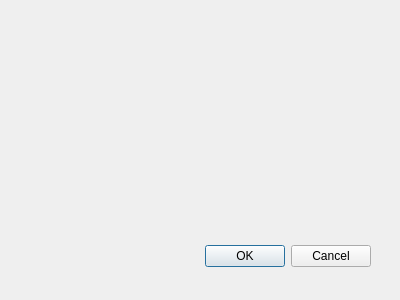
Above: PreferencesDialog.ui from ldraconus/TextSmith2 before the change. Below: the same form after it.
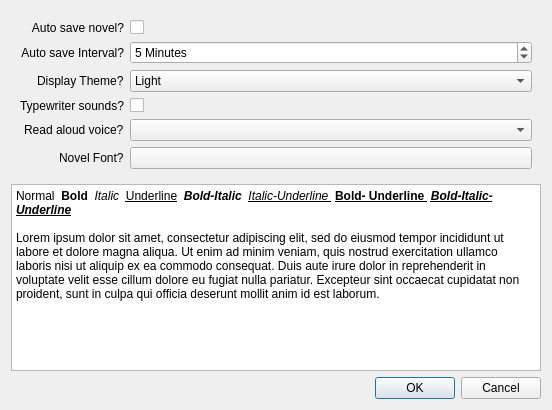
That is the form after the change.

Commit message: Fixed font, auto indent, and implemented complete save (except for cursor position in current item)

Diff of the .ui file:
```diff
--- a/PreferencesDialog.ui
+++ b/PreferencesDialog.ui
@@ -6,29 +6,166 @@
    <rect>
     <x>0</x>
     <y>0</y>
-    <width>400</width>
-    <height>300</height>
+    <width>552</width>
+    <height>410</height>
    </rect>
   </property>
   <property name="windowTitle">
    <string>Dialog</string>
   </property>
-  <widget class="QDialogButtonBox" name="buttonBox">
-   <property name="geometry">
-    <rect>
-     <x>30</x>
-     <y>240</y>
-     <width>341</width>
-     <height>32</height>
-    </rect>
-   </property>
-   <property name="orientation">
-    <enum>Qt::Orientation::Horizontal</enum>
-   </property>
-   <property name="standardButtons">
-    <set>QDialogButtonBox::StandardButton::Cancel|QDialogButtonBox::StandardButton::Ok</set>
-   </property>
-  </widget>
+  <layout class="QVBoxLayout" name="verticalLayout">
+   <item>
+    <widget class="QFrame" name="frame">
+     <property name="frameShape">
+      <enum>QFrame::Shape::NoFrame</enum>
+     </property>
+     <property name="frameShadow">
+      <enum>QFrame::Shadow::Plain</enum>
+     </property>
+     <property name="lineWidth">
+      <number>0</number>
+     </property>
+     <layout class="QFormLayout" name="formLayout">
+      <property name="labelAlignment">
+       <set>Qt::AlignmentFlag::AlignRight|Qt::AlignmentFlag::AlignTrailing|Qt::AlignmentFlag::AlignVCenter</set>
+      </property>
+      <property name="formAlignment">
+       <set>Qt::AlignmentFlag::AlignLeading|Qt::AlignmentFlag::AlignLeft|Qt::AlignmentFlag::AlignVCenter</set>
+      </property>
+      <item row="0" column="0">
+       <widget class="QLabel" name="label">
+        <property name="text">
+         <string>Auto save novel?</string>
+        </property>
+        <property name="alignment">
+         <set>Qt::AlignmentFlag::AlignRight|Qt::AlignmentFlag::AlignTrailing|Qt::AlignmentFlag::AlignVCenter</set>
+        </property>
+       </widget>
+      </item>
+      <item row="0" column="1">
+       <widget class="QCheckBox" name="autoSaveCheckBox">
+        <property name="text">
+         <string/>
+        </property>
+       </widget>
+      </item>
+      <item row="1" column="0">
+       <widget class="QLabel" name="label_2">
+        <property name="text">
+         <string>Auto save Interval?</string>
+        </property>
+        <property name="alignment">
+         <set>Qt::AlignmentFlag::AlignRight|Qt::AlignmentFlag::AlignTrailing|Qt::AlignmentFlag::AlignVCenter</set>
+        </property>
+       </widget>
+      </item>
+      <item row="1" column="1">
+       <widget class="QSpinBox" name="autoSaveIntervalSpinBox">
+        <property name="suffix">
+         <string> Minutes</string>
+        </property>
+        <property name="value">
+         <number>5</number>
+        </property>
+       </widget>
+      </item>
+      <item row="2" column="0">
+       <widget class="QLabel" name="label_3">
+        <property name="text">
+         <string>Display Theme?</string>
+        </property>
+       </widget>
+      </item>
+      <item row="2" column="1">
+       <widget class="QComboBox" name="displayThemeComboBox">
+        <item>
+         <property name="text">
+          <string>Light</string>
+         </property>
+        </item>
+        <item>
+         <property name="text">
+          <string>Dark</string>
+         </property>
+        </item>
+        <item>
+         <property name="text">
+          <string>System</string>
+         </property>
+        </item>
+       </widget>
+      </item>
+      <item row="3" column="0">
+       <widget class="QLabel" name="label_4">
+        <property name="text">
+         <string>Typewriter sounds?</string>
+        </property>
+       </widget>
+      </item>
+      <item row="3" column="1">
+       <widget class="QCheckBox" name="typewriteSoundsCheckBox">
+        <property name="text">
+         <string/>
+        </property>
+       </widget>
+      </item>
+      <item row="4" column="0">
+       <widget class="QLabel" name="label_5">
+        <property name="text">
+         <string>Read aloud voice?</string>
+        </property>
+       </widget>
+      </item>
+      <item row="4" column="1">
+       <widget class="QComboBox" name="readAloudVoiceComboBox"/>
+      </item>
+      <item row="5" column="0">
+       <widget class="QLabel" name="label_6">
+        <property name="text">
+         <string>Novel Font?</string>
+        </property>
+       </widget>
+      </item>
+      <item row="5" column="1">
+       <widget class="QPushButton" name="novelFontPushButton">
+        <property name="text">
+         <string/>
+        </property>
+       </widget>
+      </item>
+     </layout>
+    </widget>
+   </item>
+   <item>
+    <widget class="QTextEdit" name="textEdit">
+     <property name="readOnly">
+      <bool>true</bool>
+     </property>
+     <property name="html">
+      <string>&lt;!DOCTYPE HTML PUBLIC &quot;-//W3C//DTD HTML 4.0//EN&quot; &quot;http://www.w3.org/TR/REC-html40/strict.dtd&quot;&gt;
+&lt;html&gt;&lt;head&gt;&lt;meta name=&quot;qrichtext&quot; content=&quot;1&quot; /&gt;&lt;meta charset=&quot;utf-8&quot; /&gt;&lt;style type=&quot;text/css&quot;&gt;
+p, li { white-space: pre-wrap; }
+hr { height: 1px; border-width: 0; }
+li.unchecked::marker { content: &quot;\2610&quot;; }
+li.checked::marker { content: &quot;\2612&quot;; }
+&lt;/style&gt;&lt;/head&gt;&lt;body style=&quot; font-family:'Segoe UI'; font-size:9pt; font-weight:400; font-style:normal;&quot;&gt;
+&lt;p style=&quot; margin-top:0px; margin-bottom:0px; margin-left:0px; margin-right:0px; -qt-block-indent:0; text-indent:0px;&quot;&gt;Normal  &lt;span style=&quot; font-weight:700;&quot;&gt;Bold&lt;/span&gt;  &lt;span style=&quot; font-style:italic;&quot;&gt;Italic&lt;/span&gt;  &lt;span style=&quot; text-decoration: underline;&quot;&gt;Underline&lt;/span&gt;  &lt;span style=&quot; font-weight:700; font-style:italic;&quot;&gt;Bold-Italic &lt;/span&gt; &lt;span style=&quot; font-style:italic; text-decoration: underline;&quot;&gt;Italic-Underline &lt;/span&gt; &lt;span style=&quot; font-weight:700; text-decoration: underline;&quot;&gt;Bold- Underline &lt;/span&gt; &lt;span style=&quot; font-weight:700; font-style:italic; text-decoration: underline;&quot;&gt;Bold-Italic-Underline&lt;/span&gt;&lt;/p&gt;
+&lt;p style=&quot;-qt-paragraph-type:empty; margin-top:0px; margin-bottom:0px; margin-left:0px; margin-right:0px; -qt-block-indent:0; text-indent:0px;&quot;&gt;&lt;br /&gt;&lt;/p&gt;
+&lt;p style=&quot; margin-top:0px; margin-bottom:0px; margin-left:0px; margin-right:0px; -qt-block-indent:0; text-indent:0px;&quot;&gt;Lorem ipsum dolor sit amet, consectetur adipiscing elit, sed do eiusmod tempor incididunt ut labore et dolore magna aliqua. Ut enim ad minim veniam, quis nostrud exercitation ullamco laboris nisi ut aliquip ex ea commodo consequat. Duis aute irure dolor in reprehenderit in voluptate velit esse cillum dolore eu fugiat nulla pariatur. Excepteur sint occaecat cupidatat non proident, sunt in culpa qui officia deserunt mollit anim id est laborum.&lt;/p&gt;&lt;/body&gt;&lt;/html&gt;</string>
+     </property>
+    </widget>
+   </item>
+   <item>
+    <widget class="QDialogButtonBox" name="buttonBox">
+     <property name="orientation">
+      <enum>Qt::Orientation::Horizontal</enum>
+     </property>
+     <property name="standardButtons">
+      <set>QDialogButtonBox::StandardButton::Cancel|QDialogButtonBox::StandardButton::Ok</set>
+     </property>
+    </widget>
+   </item>
+  </layout>
  </widget>
  <resources/>
  <connections>
```
The commit also changes 31 other files.
